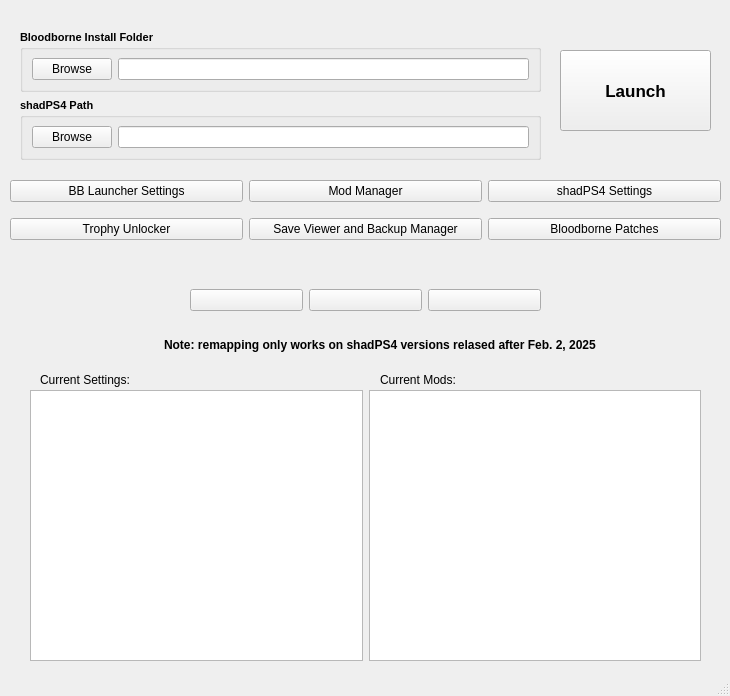
The window that modules/bblauncher.ui (rainmakerv3/BB_Launcher) describes before a commit, drawn with Qt 5.
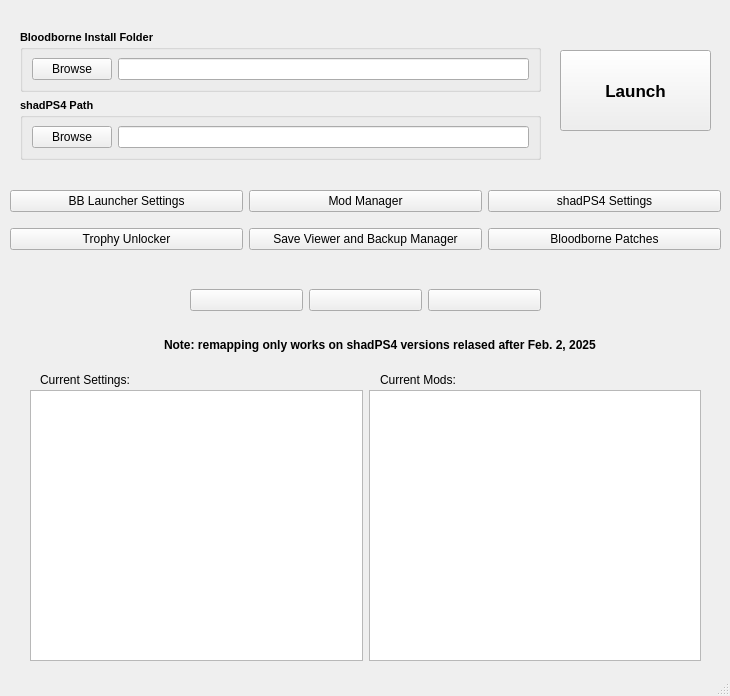
The same window after the commit.

Commit message: Adjust UI spacing

What changed in the file:
```diff
--- a/modules/bblauncher.ui
+++ b/modules/bblauncher.ui
@@ -129,7 +129,7 @@
     <property name="geometry">
      <rect>
       <x>10</x>
-      <y>170</y>
+      <y>180</y>
       <width>711</width>
       <height>81</height>
      </rect>
```
